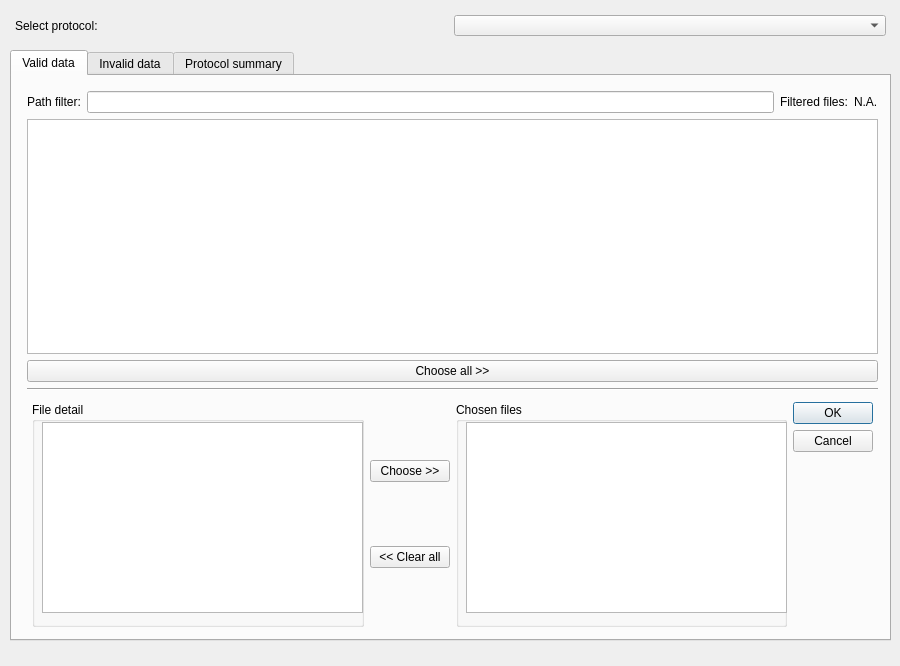
First picture: the form in layout/data_selection.ui, repository listenzcc/eeg-for-everyone-Qt, before the edit.
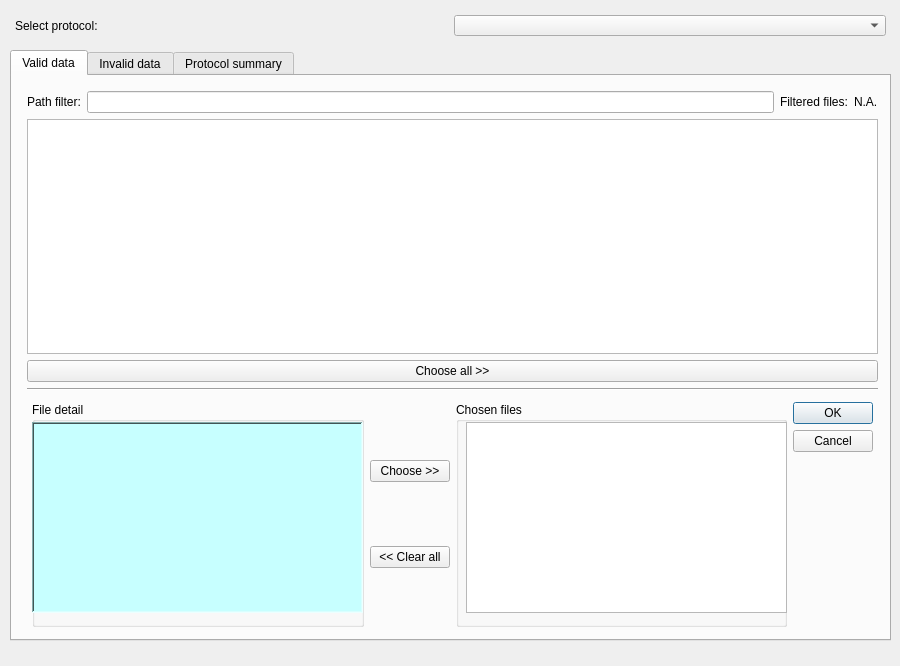
Second picture: the form after the edit.

```diff
--- a/layout/data_selection.ui
+++ b/layout/data_selection.ui
@@ -140,12 +140,24 @@
               <widget class="QTextBrowser" name="zcc_textBrowser_candidateFileDetail">
                <property name="geometry">
                 <rect>
-                 <x>10</x>
+                 <x>0</x>
                  <y>20</y>
-                 <width>321</width>
+                 <width>331</width>
                  <height>191</height>
                 </rect>
                </property>
+               <property name="cursor" stdset="0">
+                <cursorShape>IBeamCursor</cursorShape>
+               </property>
+               <property name="styleSheet">
+                <string notr="true">background-color: #c7ffff</string>
+               </property>
+               <property name="frameShape">
+                <enum>QFrame::Shape::WinPanel</enum>
+               </property>
+               <property name="lineWrapMode">
+                <enum>QTextEdit::LineWrapMode::NoWrap</enum>
+               </property>
               </widget>
              </widget>
             </item>
```
Left out of the diff: 46 changed lines with no effect on the pictures.
